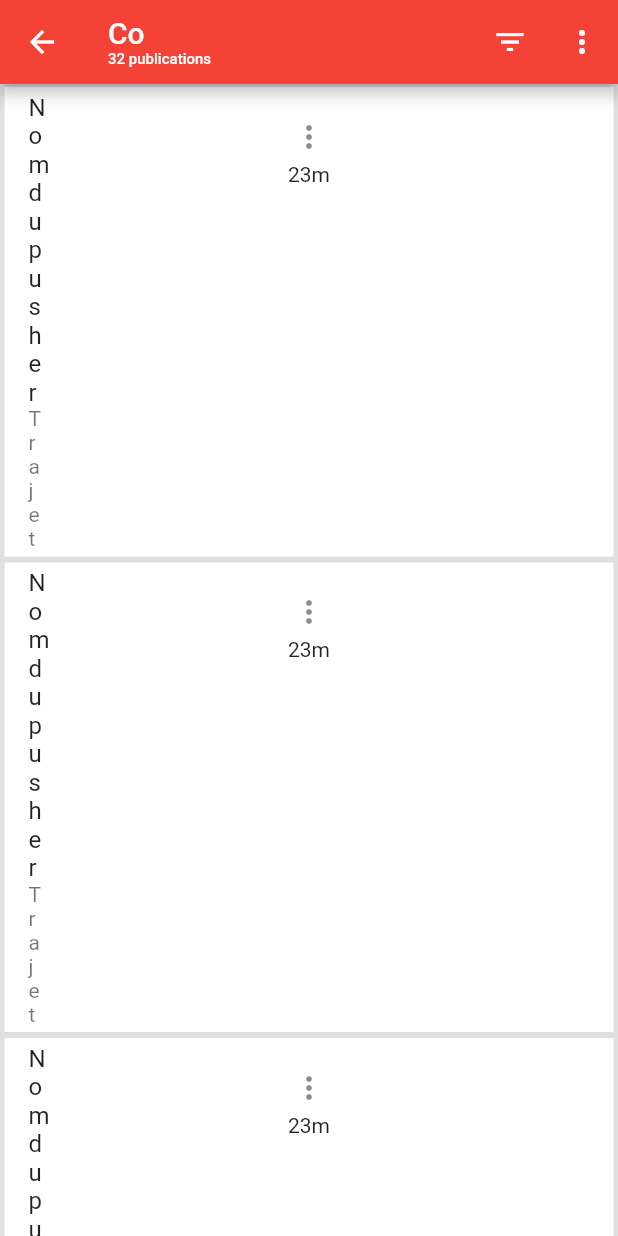
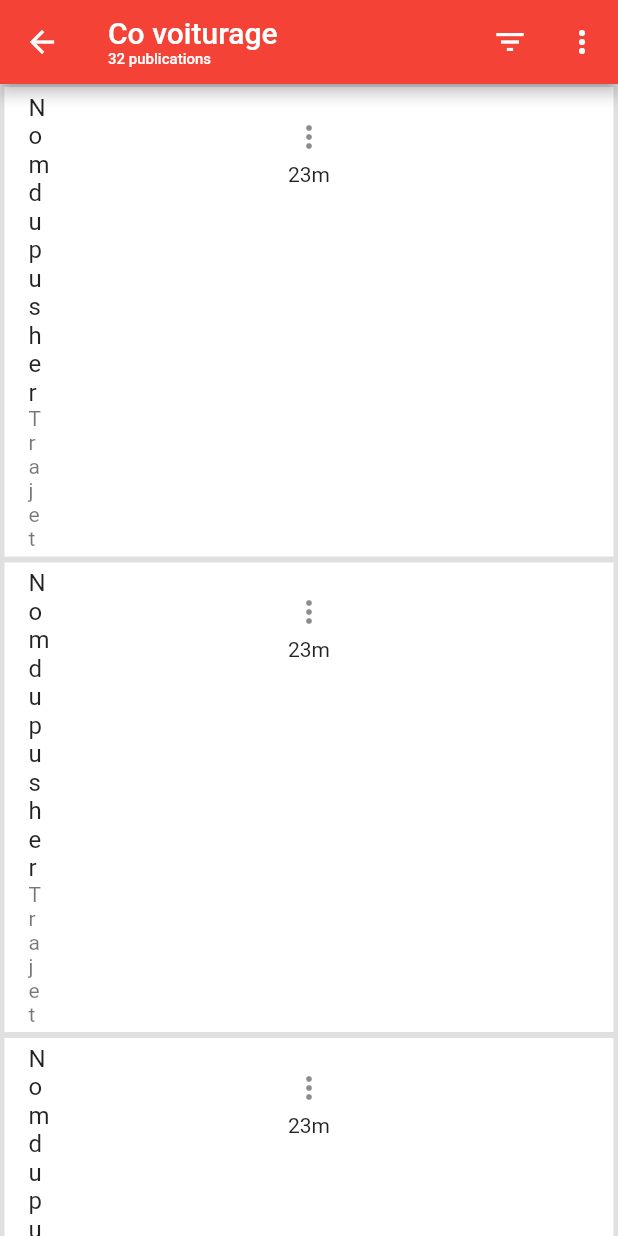
Before and after one commit to speroamey/voom_app, a Flutter app: the CoVoiturage screen opened by its route, on a phone screen of 412 x 824 dp. Run offline on Flutter 3.47's test engine with Material 2 defaults, Android fonts, the phone set to English and light mode, and no system bars; our stand-ins replace location, shared_preferences; missing offline and left inert: simple_permissions; accounts and stored records are empty.

Commit message:
bug fixed

```diff
--- a/lib/co-voiturage.dart
+++ b/lib/co-voiturage.dart
@@ -42,7 +42,7 @@ class _CoVoiturageState extends State<CoVoiturage> {
             mainAxisAlignment: MainAxisAlignment.start,
             crossAxisAlignment: CrossAxisAlignment.start,
             children: <Widget>[
-              new Text("Co"),
+              new Text("Co voiturage"),
               new Text('32 publications', style: new TextStyle(fontSize: 10.0))
             ]),
         actions: <Widget>[
```
